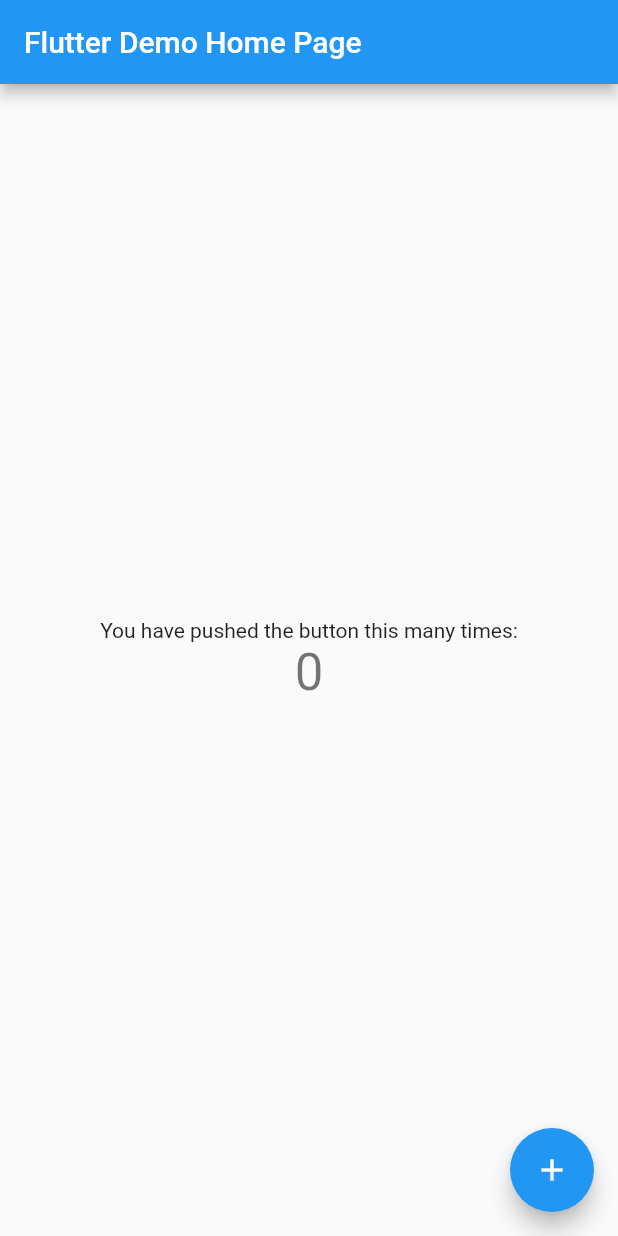
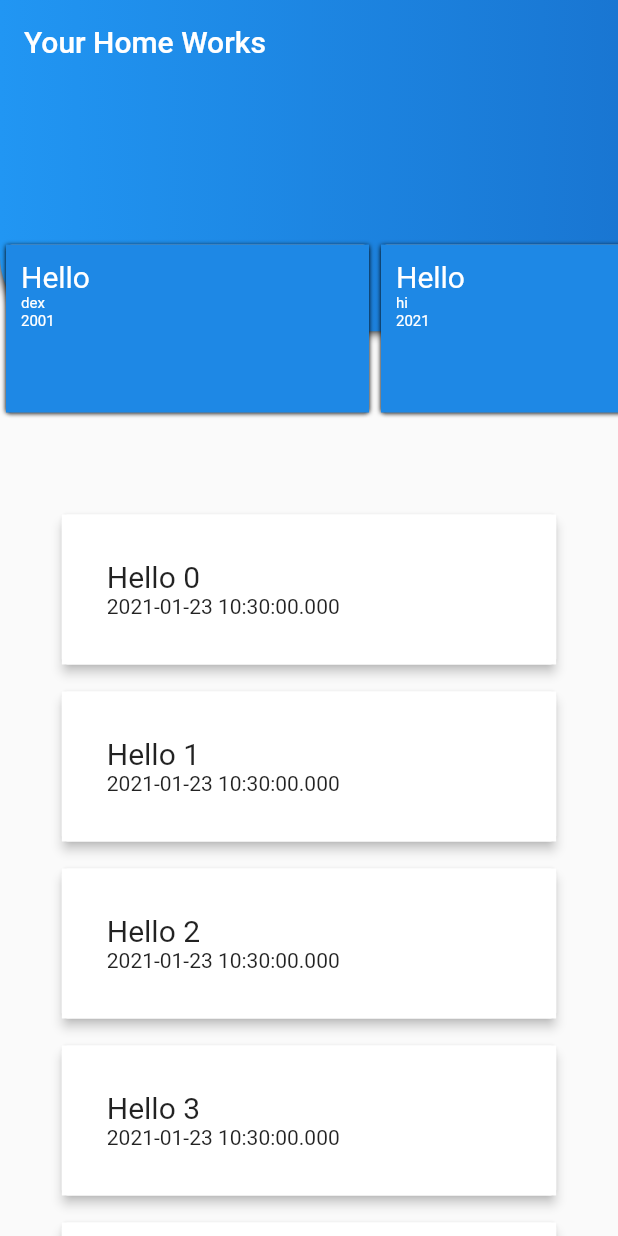
Before and after one commit to RamVel1/OakCodefest2021, a Flutter app: the screen it shows after launch, on a phone screen of 412 x 824 dp. Run offline on Flutter 3.47's test engine with Material 2 defaults, Android fonts, the phone set to English and light mode, and no system bars.

Commit message:
Completed REST API and home page

```diff
--- a/WorkIt/lib/main.dart
+++ b/WorkIt/lib/main.dart
@@ -1,3 +1,4 @@
+import 'package:WorkIt/screens/home.dart';
 import 'package:flutter/material.dart';
 
 void main() {
@@ -5,113 +6,17 @@
 }
 
 class MyApp extends StatelessWidget {
-  // This widget is the root of your application.
   @override
   Widget build(BuildContext context) {
     return MaterialApp(
       title: 'Flutter Demo',
       theme: ThemeData(
-        // This is the theme of your application.
-        //
-        // Try running your application with "flutter run". You'll see the
-        // application has a blue toolbar. Then, without quitting the app, try
-        // changing the primarySwatch below to Colors.green and then invoke
-        // "hot reload" (press "r" in the console where you ran "flutter run",
-        // or simply save your changes to "hot reload" in a Flutter IDE).
-        // Notice that the counter didn't reset back to zero; the application
-        // is not restarted.
         primarySwatch: Colors.blue,
-        // This makes the visual density adapt to the platform that you run
-        // the app on. For desktop platforms, the controls will be smaller and
-        // closer together (more dense) than on mobile platforms.
+        splashColor: Colors.blue,
+        highlightColor: Colors.blue,
         visualDensity: VisualDensity.adaptivePlatformDensity,
       ),
-      home: MyHomePage(title: 'Flutter Demo Home Page'),
+      home: Home(),
     );
   }
 }
-
-class MyHomePage extends StatefulWidget {
-  MyHomePage({Key key, this.title}) : super(key: key);
-
-  // This widget is the home page of your application. It is stateful, meaning
-  // that it has a State object (defined below) that contains fields that affect
-  // how it looks.
-
-  // This class is the configuration for the state. It holds the values (in this
-  // case the title) provided by the parent (in this case the App widget) and
-  // used by the build method of the State. Fields in a Widget subclass are
-  // always marked "final".
-
-  final String title;
-
-  @override
-  _MyHomePageState createState() => _MyHomePageState();
-}
-
-class _MyHomePageState extends State<MyHomePage> {
-  int _counter = 0;
-
-  void _incrementCounter() {
-    setState(() {
-      // This call to setState tells the Flutter framework that something has
-      // changed in this State, which causes it to rerun the build method below
-      // so that the display can reflect the updated values. If we changed
-      // _counter without calling setState(), then the build method would not be
-      // called again, and so nothing would appear to happen.
-      _counter++;
-    });
-  }
-
-  @override
-  Widget build(BuildContext context) {
-    // This method is rerun every time setState is called, for instance as done
-    // by the _incrementCounter method above.
-    //
-    // The Flutter framework has been optimized to make rerunning build methods
-    // fast, so that you can just rebuild anything that needs updating rather
-    // than having to individually change instances of widgets.
-    return Scaffold(
-      appBar: AppBar(
-        // Here we take the value from the MyHomePage object that was created by
-        // the App.build method, and use it to set our appbar title.
-        title: Text(widget.title),
-      ),
-      body: Center(
-        // Center is a layout widget. It takes a single child and positions it
-        // in the middle of the parent.
-        child: Column(
-          // Column is also a layout widget. It takes a list of children and
-          // arranges them vertically. By default, it sizes itself to fit its
-          // children horizontally, and tries to be as tall as its parent.
-          //
-          // Invoke "debug painting" (press "p" in the console, choose the
-          // "Toggle Debug Paint" action from the Flutter Inspector in Android
-          // Studio, or the "Toggle Debug Paint" command in Visual Studio Code)
-          // to see the wireframe for each widget.
-          //
-          // Column has various properties to control how it sizes itself and
-          // how it positions its children. Here we use mainAxisAlignment to
-          // center the children vertically; the main axis here is the vertical
-          // axis because Columns are vertical (the cross axis would be
-          // horizontal).
-          mainAxisAlignment: MainAxisAlignment.center,
-          children: <Widget>[
-            Text(
-              'You have pushed the button this many times:',
-            ),
-            Text(
-              '$_counter',
-              style: Theme.of(context).textTheme.headline4,
-            ),
-          ],
-        ),
-      ),
-      floatingActionButton: FloatingActionButton(
-        onPressed: _incrementCounter,
-        tooltip: 'Increment',
-        child: Icon(Icons.add),
-      ), // This trailing comma makes auto-formatting nicer for build methods.
-    );
-  }
-}
--- /dev/null
+++ b/WorkIt/lib/screens/home.dart
@@ -0,0 +1,90 @@
+import 'package:WorkIt/widgets/appbar.dart';
+import 'package:WorkIt/widgets/daycard.dart';
+import 'package:WorkIt/widgets/homeworkcard.dart';
+import 'package:WorkIt/widgets/timeline.dart';
+import 'package:flutter/material.dart';
+
+class Home extends StatefulWidget {
+  @override
+  _HomeState createState() => _HomeState();
+}
+
+class _HomeState extends State<Home> {
+  @override
+  Widget build(BuildContext context) {
+    return Scaffold(
+      appBar: myAppBar("Your Home Works", false, null, false),
+      body: SafeArea(
+        child: Container(
+          child: Column(
+            children: [
+              Stack(
+                children: [
+                  Container(
+                    decoration: BoxDecoration(
+                      borderRadius: BorderRadius.only(
+                        bottomLeft: Radius.circular(50),
+                        bottomRight: Radius.circular(50),
+                      ),
+                      boxShadow: [
+                        new BoxShadow(
+                          color: Colors.black,
+                          blurRadius: 5.0,
+                        ),
+                      ],
+                      gradient: LinearGradient(
+                        colors: [
+                          Colors.blue[500],
+                          Colors.blue[700],
+                        ],
+                        tileMode: TileMode.repeated,
+                      ),
+                    ),
+                    child: Container(
+                      margin: EdgeInsets.only(top: 30),
+                    ),
+                    height: MediaQuery.of(context).size.height * 0.2,
+                  ),
+                  Container(
+                    height: 120.0,
+                    color: Colors.transparent,
+                    width: MediaQuery.of(context).size.width,
+                    margin: EdgeInsets.only(
+                      top: MediaQuery.of(context).size.height / 8,
+                    ),
+                    child: ListView(
+                      scrollDirection: Axis.horizontal,
+                      children: <Widget>[
+                        Container(
+                          child: daycard("Hello", "dex", "2001"),
+                          width: 250,
+                          height: 70,
+                        ),
+                        Container(
+                          child: daycard("Hello", "hi", "2021"),
+                          width: 250,
+                          height: 70,
+                        ),
+                        Container(
+                          child: daycard("Hello", "hi", "2021"),
+                          width: 250,
+                          height: 70,
+                        ),
+                        Container(
+                          child: daycard("Hello", 'hi', "2021"),
+                          width: 250,
+                          height: 70,
+                        ),
+                      ],
+                    ),
+                  ),
+                ],
+              ),
+              Timeline()
+            ],
+          ),
+        ),
+      ),
+    );
+  }
+}
--- /dev/null
+++ b/WorkIt/lib/widgets/appbar.dart
@@ -0,0 +1,21 @@
+import 'package:flutter/material.dart';
+
+AppBar myAppBar(String title, bool elevation, String font, bool usefont) {
+  return AppBar(
+    elevation: elevation ? 1 : 0,
+    title: Text(
+      "$title",
+      style: TextStyle(fontFamily: usefont ? font : null),
+    ),
+    flexibleSpace: Container(
+      decoration: BoxDecoration(
+        gradient: LinearGradient(
+          colors: <Color>[
+            Colors.blue[500],
+            Colors.blue[700],
+          ],
+        ),
+      ),
+    ),
+  );
+}
--- /dev/null
+++ b/WorkIt/lib/widgets/daycard.dart
@@ -0,0 +1,55 @@
+import 'package:flutter/material.dart';
+
+Container daycard(String text, String description, String date) {
+  return Container(
+    child: Card(
+      child: Container(
+        decoration: BoxDecoration(
+          boxShadow: [
+            new BoxShadow(
+              color: Colors.black,
+              blurRadius: 2.0,
+            ),
+          ],
+          gradient: LinearGradient(
+            colors: [
+              Colors.blue[600],
+              Colors.blue[600],
+            ],
+            tileMode: TileMode.repeated,
+          ),
+        ),
+        child: Container(
+          padding: EdgeInsets.all(10.0),
+          child: Column(
+            crossAxisAlignment: CrossAxisAlignment.start,
+            children: [
+              Text(
+                "$text",
+                style: TextStyle(
+                    fontSize: 20.0,
+                    color: Colors.white,
+                    fontFamily: "Vollkorn"),
+              ),
+              Text(
+                "$description",
+                style: TextStyle(
+                  fontSize: 10.0,
+                  color: Colors.white,
+                ),
+              ),
+              Text(
+                "$date",
+                style: TextStyle(
+                    fontSize: 10.0,
+                    color: Colors.white,
+                    fontFamily: "Vollkorn",
+                    fontWeight: FontWeight.w400),
+              ),
+            ],
+          ),
+        ),
+      ),
+    ),
+  );
+}
--- /dev/null
+++ b/WorkIt/lib/widgets/homeworkcard.dart
@@ -0,0 +1,46 @@
+import 'package:flutter/material.dart';
+
+// ignore: camel_case_types
+class HWcard extends StatefulWidget {
+  final String title;
+  HWcard({this.title});
+  @override
+  _HWcardState createState() => _HWcardState();
+}
+
+// ignore: camel_case_types
+class _HWcardState extends State<HWcard> {
+  bool isLongPress = false;
+
+  @override
+  Widget build(BuildContext context) {
+    return InkWell(
+      onLongPress: () {
+        setState(() {
+          isLongPress = !isLongPress;
+        });
+      },
+      child: Card(
+        elevation: 3,
+        child: Container(
+          padding: EdgeInsets.all(30),
+          height: 100,
+          width: MediaQuery.of(context).size.width * 0.8,
+          color: isLongPress ? Colors.blue : Colors.white,
+          child: Container(
+            child: Column(
+              crossAxisAlignment: CrossAxisAlignment.start,
+              children: [
+                Text(
+                  "${widget.title}",
+                  style: TextStyle(fontSize: 20.0),
+                ),
+                Text("${DateTime.now()}")
+              ],
+            ),
+          ),
+        ),
+      ),
+    );
+  }
+}
--- /dev/null
+++ b/WorkIt/lib/widgets/timeline.dart
@@ -0,0 +1,52 @@
+import 'package:WorkIt/widgets/homeworkcard.dart';
+import 'package:flutter/material.dart';
+
+class Timeline extends StatefulWidget {
+  final bool isCompleted;
+  final DateTime timetoComplete;
+  final String title;
+  Timeline({this.isCompleted, this.timetoComplete, this.title});
+  @override
+  _TimelineState createState() => _TimelineState();
+}
+
+class _TimelineState extends State<Timeline> {
+  Widget getCardWidget() {
+    List<Widget> list = new List<Widget>();
+    for (var i = 0; i < 18; i++) {
+      list.add(HWcard(title: "Hello $i"));
+      list.add(SizedBox(height: 10));
+    }
+    return new Column(
+      children: list,
+    );
+  }
+
+  @override
+  Widget build(BuildContext context) {
+    return Container(
+      child: Expanded(
+        child: SingleChildScrollView(
+          child: Padding(
+            padding: EdgeInsets.all(30.0),
+            child: Column(
+              children: [
+                Row(
+                  mainAxisAlignment: MainAxisAlignment.center,
+                  children: [
+                    Column(
+                      children: [
+                        SizedBox(height: 30.0),
+                        getCardWidget(),
+                      ],
+                    ),
+                  ],
+                ),
+              ],
+            ),
+          ),
+        ),
+      ),
+    );
+  }
+}
```
Also changed, not shown: WorkIt/pubspec.yaml (+4 -6 lines), WorkIt/assets/fonts/Vollkorn/Vollkorn-Italic-VariableFont_wght.ttf (added), WorkIt/assets/fonts/Vollkorn/Vollkorn-VariableFont_wght.ttf (added), 2 other files.
